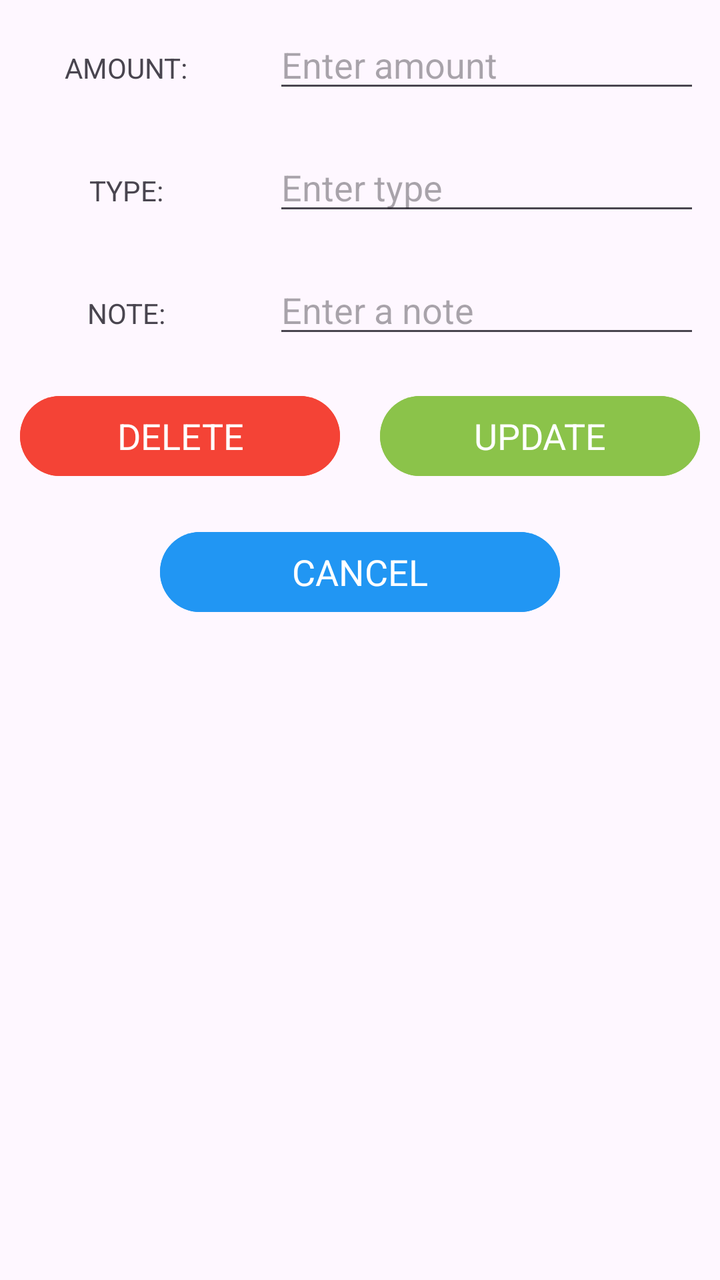
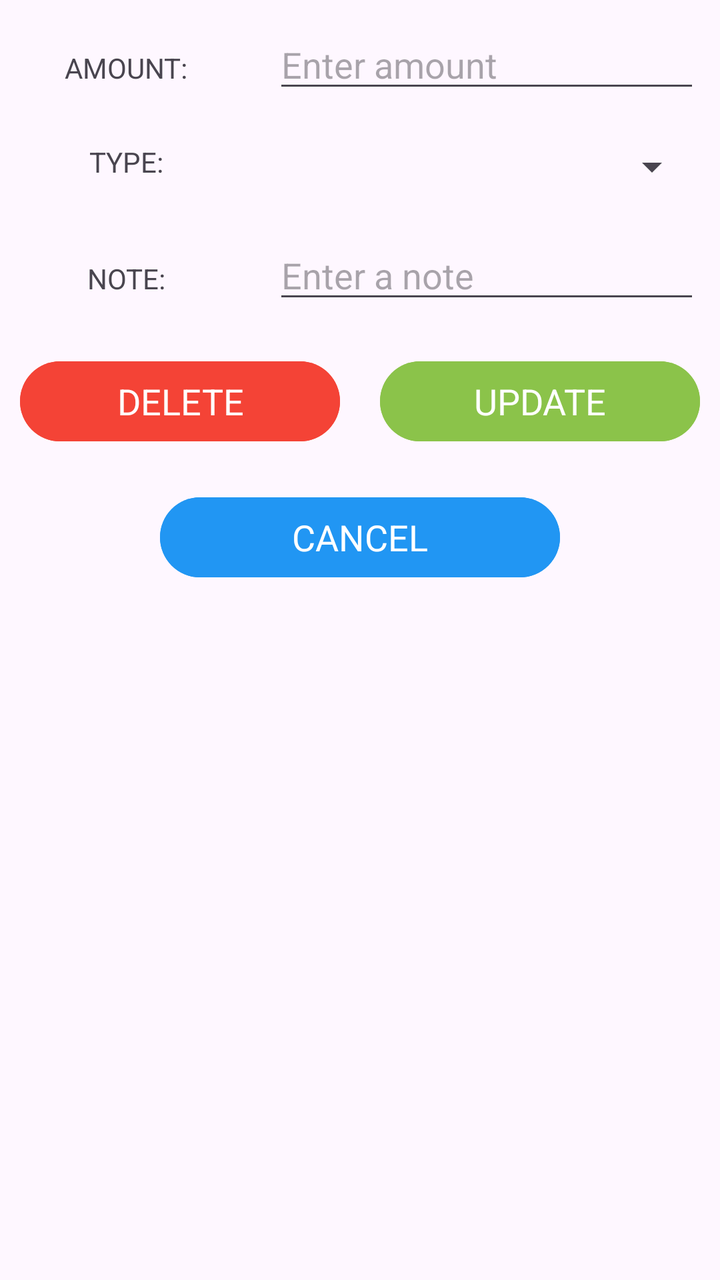

Before-and-after screenshots of an Android layout around one commit, followed by the original layout XML and the change that was made.
<!-- AndroidManifest.xml: application theme Theme.BudgetTracker -->
<!-- res/layout/update_data_item.xml -->
<?xml version="1.0" encoding="utf-8"?>
<LinearLayout
    xmlns:android="http://schemas.android.com/apk/res/android"
    android:layout_width="match_parent"
    android:orientation="vertical"
    android:layout_height="match_parent">

    <ScrollView
        android:layout_width="match_parent"
        android:layout_height="match_parent">

        <LinearLayout
            android:layout_width="match_parent"
            android:layout_height="match_parent"
            android:orientation="vertical">

            <LinearLayout
                android:layout_width="match_parent"
                android:layout_height="wrap_content"
                android:orientation="horizontal">

                <RelativeLayout
                    android:layout_width="0dp"
                    android:layout_weight="1"
                    android:layout_margin="10dp"
                    android:gravity="center"
                    android:layout_height="wrap_content">
                    <TextView
                        android:layout_width="wrap_content"
                        android:layout_height="wrap_content"
                        android:text="AMOUNT:">

                    </TextView>

                </RelativeLayout>

                <RelativeLayout
                    android:layout_width="0dp"
                    android:layout_weight="2"
                    android:layout_margin="10dp"
                    android:layout_height="wrap_content">

                    <EditText
                        android:layout_width="match_parent"
                        android:layout_height="wrap_content"
                        android:id="@+id/amount_edt"
                        android:hint="Enter amount">

                    </EditText>


                </RelativeLayout>


            </LinearLayout>

            <LinearLayout
                android:layout_width="match_parent"
                android:layout_height="wrap_content"
                android:orientation="horizontal">

                <RelativeLayout
                    android:layout_width="0dp"
                    android:layout_weight="1"
                    android:layout_margin="10dp"
                    android:gravity="center"
                    android:layout_height="wrap_content">

                    <TextView
                        android:layout_width="wrap_content"
                        android:layout_height="wrap_content"
                        android:text="TYPE:">

                    </TextView>


                </RelativeLayout>

                <RelativeLayout
                    android:layout_width="0dp"
                    android:layout_weight="2"
                    android:layout_margin="10dp"
                    android:layout_height="wrap_content">

                    <EditText
                        android:layout_width="match_parent"
                        android:layout_height="wrap_content"
                        android:id="@+id/type_edt"
                        android:hint="Enter type">

                    </EditText>


                </RelativeLayout>

            </LinearLayout>

            <LinearLayout
                android:layout_width="match_parent"
                android:layout_height="wrap_content"
                android:orientation="horizontal">

                <RelativeLayout
                    android:layout_width="0dp"
                    android:layout_weight="1"
                    android:layout_margin="10dp"
                    android:gravity="center"
                    android:layout_height="wrap_content">

                    <TextView
                        android:layout_width="wrap_content"
                        android:layout_height="wrap_content"
                        android:text="NOTE:">

                    </TextView>


                </RelativeLayout>

                <RelativeLayout
                    android:layout_width="0dp"
                    android:layout_weight="2"
                    android:layout_margin="10dp"
                    android:layout_height="wrap_content">

                    <EditText
                        android:layout_width="match_parent"
                        android:layout_height="wrap_content"
                        android:id="@+id/note_edt"
                        android:hint="Enter a note">

                    </EditText>


                </RelativeLayout>

            </LinearLayout>

            <LinearLayout
                android:layout_width="match_parent"
                android:layout_height="wrap_content"
                android:orientation="horizontal">

                <RelativeLayout
                    android:layout_width="0dp"
                    android:layout_weight="1"
                    android:layout_margin="10dp"
                    android:gravity="center"
                    android:layout_height="wrap_content">

                    <Button
                        android:layout_width="match_parent"
                        android:text="DELETE"
                        android:textAppearance="?android:textAppearanceMedium"
                        android:textColor="@android:color/white"
                        android:backgroundTint="@color/red"
                        android:id="@+id/btn_update_Delete"
                        android:layout_height="wrap_content">
                    </Button>


                </RelativeLayout>

                <RelativeLayout
                    android:layout_width="0dp"
                    android:layout_weight="1"
                    android:layout_margin="10dp"
                    android:gravity="center"
                    android:layout_height="wrap_content">

                    <Button
                        android:layout_width="match_parent"
                        android:text="UPDATE"
                        android:textAppearance="?android:textAppearanceMedium"
                        android:textColor="@android:color/white"
                        android:backgroundTint="@color/green1"
                        android:id="@+id/btn_update_Update"
                        android:layout_height="wrap_content">
                    </Button>


                </RelativeLayout>


            </LinearLayout>

            <LinearLayout
                android:layout_width="match_parent"
                android:layout_height="wrap_content"
                android:gravity="center"
                android:orientation="horizontal"
                android:layout_marginTop="10dp"
                android:layout_marginBottom="20dp">

                <Button
                    android:layout_width="200dp"
                    android:text="CANCEL"
                    android:textAppearance="?android:textAppearanceMedium"
                    android:textColor="@android:color/white"
                    android:backgroundTint="@color/blue1"
                    android:id="@+id/btn_update_Cancel"
                    android:layout_height="wrap_content"/>
            </LinearLayout>

        </LinearLayout>

    </ScrollView>

</LinearLayout>
<!-- resources referenced by this layout -->
<resources>
  <color name="blue1">#2196F3</color>
  <color name="green1">#8BC34A</color>
  <color name="red">#F44336</color>
  <style name="Theme.BudgetTracker" parent="Base.Theme.BudgetTracker" />
  <style name="Base.Theme.BudgetTracker" parent="Theme.Material3.DayNight.NoActionBar">
          
          <item name="colorPrimary">@color/green2</item>
          <item name="colorPrimaryVariant">@color/green2</item>
          <item name="colorOnPrimary">@color/white</item>
          
          <item name="colorSecondary">@color/blue1</item>
          <item name="colorSecondaryVariant">@color/blue1</item>
          <item name="colorOnSecondary">@color/black</item>
          
          <item name="android:statusBarColor">@color/green2</item>
          
      </style>
  <color name="green2">#D4FF00</color>
  <color name="white">#FFFFFFFF</color>
  <color name="black">#FF000000</color>
</resources>

<!-- the commit's change to res/layout/update_data_item.xml (unified diff, before → after) -->
@@ -44,6 +44,7 @@
                         android:layout_width="match_parent"
                         android:layout_height="wrap_content"
                         android:id="@+id/amount_edt"
+                        android:inputType="numberDecimal"
                         android:hint="Enter amount">
 
                     </EditText>
@@ -82,13 +83,12 @@
                     android:layout_margin="10dp"
                     android:layout_height="wrap_content">
 
-                    <EditText
-                        android:layout_width="match_parent"
-                        android:layout_height="wrap_content"
-                        android:id="@+id/type_edt"
-                        android:hint="Enter type">
-
-                    </EditText>
+                    <Spinner
+                        android:layout_width="match_parent"
+                        android:layout_height="wrap_content"
+                        android:id="@+id/type_spinner"
+                        android:spinnerMode="dropdown"
+                        android:hint="Select type"/>
 
 
                 </RelativeLayout>
@@ -126,6 +126,7 @@
                     <EditText
                         android:layout_width="match_parent"
                         android:layout_height="wrap_content"
+                        android:inputType="text"
                         android:id="@+id/note_edt"
                         android:hint="Enter a note">
 
